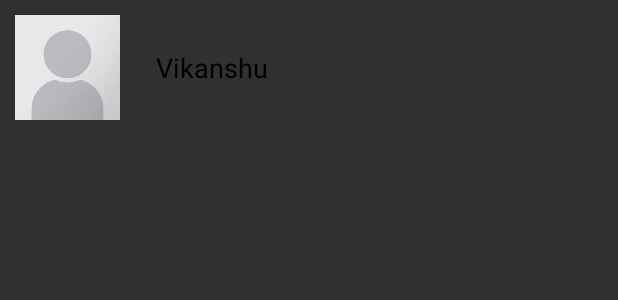
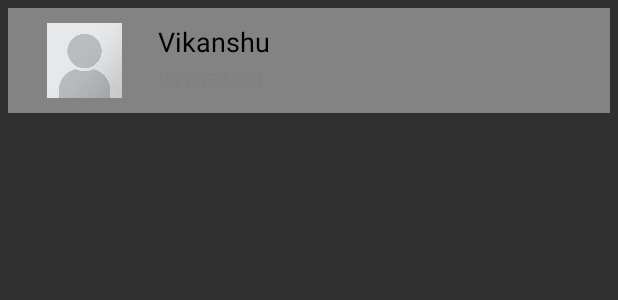
Before and after one commit to vikanshu-joshi/Vaartalap, an Android app: the layout contact_layout.xml on its own in the app's theme, with its tools: preview values and no code run, on a phone screen of 412 x 824 dp. Shown: the top 300 px of the screen. Run offline under Robolectric (Android 15) with nearby library versions, the phone set to English and light mode, and no system bars; plain views replace CircleView; Roboto replaces fonts that are not available here.

```diff
--- a/app/src/main/res/layout/contact_layout.xml
+++ b/app/src/main/res/layout/contact_layout.xml
@@ -4,12 +4,16 @@
     xmlns:tools="http://schemas.android.com/tools"
     android:layout_width="match_parent"
     android:layout_height="wrap_content"
+    android:layout_margin="5dp"
+    android:background="#74E6E6E6"
     android:padding="10dp">
 
     <com.github.florent37.shapeofview.shapes.CircleView
         android:id="@+id/circleView"
-        android:layout_width="70dp"
-        android:layout_height="70dp"
+        android:layout_width="50dp"
+        android:layout_height="50dp"
+        android:layout_marginStart="16dp"
+        app:layout_constraintBottom_toBottomOf="parent"
         app:layout_constraintStart_toStartOf="parent"
         app:layout_constraintTop_toTopOf="parent">
 
@@ -29,10 +33,20 @@
         android:layout_marginEnd="24dp"
         android:textColor="@color/black"
         android:textSize="18sp"
-        app:layout_constraintBottom_toBottomOf="@+id/circleView"
         app:layout_constraintEnd_toEndOf="parent"
         app:layout_constraintStart_toEndOf="@+id/circleView"
         app:layout_constraintTop_toTopOf="@+id/circleView"
         tools:text="Vikanshu" />
 
+    <TextView
+        android:id="@+id/contact_number_contacts"
+        android:layout_width="0dp"
+        android:layout_height="wrap_content"
+        android:textColor="@color/gray"
+        app:layout_constraintBottom_toBottomOf="@+id/circleView"
+        app:layout_constraintEnd_toEndOf="@+id/contact_name_contacts"
+        app:layout_constraintStart_toStartOf="@+id/contact_name_contacts"
+        app:layout_constraintTop_toBottomOf="@+id/contact_name_contacts"
+        tools:text="987654321" />
+
 </androidx.constraintlayout.widget.ConstraintLayout>
--- a/app/src/main/res/menu/menu_home.xml
+++ b/app/src/main/res/menu/menu_home.xml
@@ -3,8 +3,8 @@
     xmlns:android="http://schemas.android.com/apk/res/android">
 
     <item
-        android:icon="@drawable/settings"
+        android:icon="@drawable/ic_settings"
         android:title="@string/settings"
         android:visible="true"
-        app:showAsAction="never" />
+        app:showAsAction="ifRoom" />
 </menu>
```
Also changed, not shown: app/src/main/java/com/vikanshu/vaartalap/HomeActivity/Adapters/ContactsAdapter.kt (+13 -5 lines), app/src/main/java/com/vikanshu/vaartalap/HomeActivity/HomeFragments/ContactsFragment.kt (+45 -50 lines), app/src/main/res/drawable-hdpi/ic_settings.png (added), app/src/main/res/drawable-mdpi/ic_settings.png (added), app/src/main/res/drawable-xhdpi/ic_settings.png (added), app/src/main/res/drawable-xxhdpi/ic_settings.png (added), app/src/main/res/drawable-xxxhdpi/ic_settings.png (added), app/src/main/res/drawable/settings.png (deleted).
